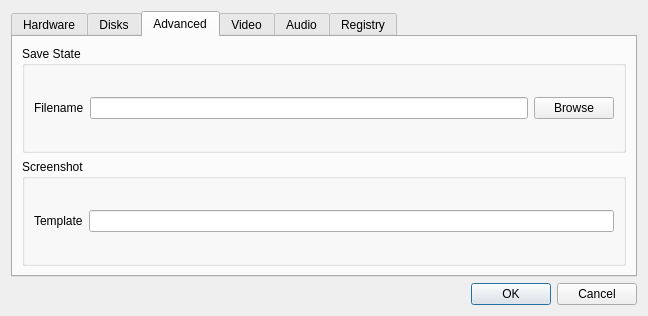
This is source/frontends/qt/preferences.ui in AppleWin/AppleWin as Qt 5 draws it before an edit. The edited form follows.
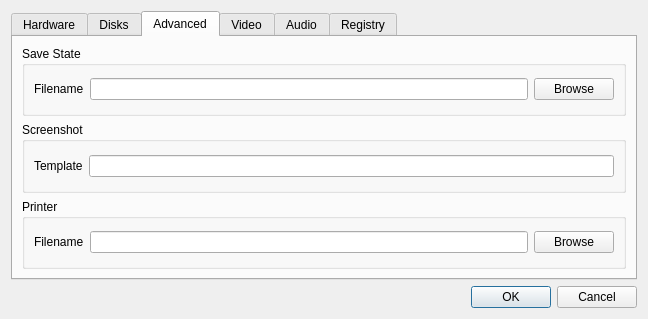
This is the edited form. The open tabs and pages were chosen to show the change.

Commit message: Add configuration for printer filename.

What changed in the file:
```diff
--- a/source/frontends/qt/preferences.ui
+++ b/source/frontends/qt/preferences.ui
@@ -7,7 +7,7 @@
     <x>0</x>
     <y>0</y>
     <width>648</width>
-    <height>316</height>
+    <height>319</height>
    </rect>
   </property>
   <property name="windowTitle">
@@ -468,6 +468,32 @@
          </layout>
         </widget>
        </item>
+       <item>
+        <widget class="QGroupBox" name="groupBox_4">
+         <property name="title">
+          <string>Printer</string>
+         </property>
+         <layout class="QGridLayout" name="gridLayout_9">
+          <item row="0" column="0">
+           <widget class="QLabel" name="label_20">
+            <property name="text">
+             <string>Filename</string>
+            </property>
+           </widget>
+          </item>
+          <item row="0" column="1">
+           <widget class="QLineEdit" name="printer_filename"/>
+          </item>
+          <item row="0" column="2">
+           <widget class="QPushButton" name="browse_pf">
+            <property name="text">
+             <string>Browse</string>
+            </property>
+           </widget>
+          </item>
+         </layout>
+        </widget>
+       </item>
       </layout>
      </widget>
      <widget class="QWidget" name="video">
```
The commit also changes 6 other files.
